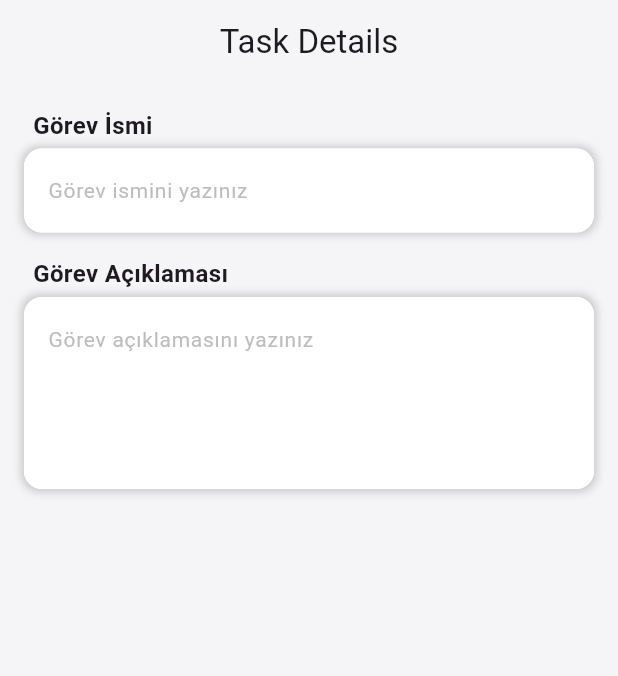
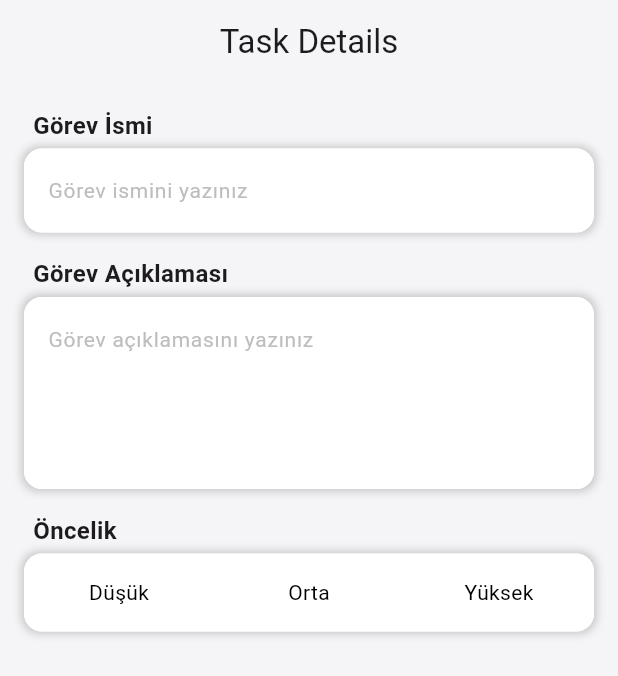
Before and after one commit to idilsg/TaskManagerApp, a Flutter app: the screen it shows after launch, on a phone screen of 412 x 824 dp. Shown: the top 676 px of the screen. Run offline on Flutter 3.47's test engine with Material 3 defaults, Android fonts, the phone set to English and light mode, and no system bars; our stand-ins replace flutter_svg.

```diff
--- a/lib/pages/edittask.dart
+++ b/lib/pages/edittask.dart
@@ -24,6 +24,8 @@ class EditTaskPage extends StatelessWidget {
             TaskName(),
             SizedBox(height: 16),
             TaskDescription(),
+            SizedBox(height: 16), // buraya takvim gelecek
+            TaskPriority(),
           ],
         ),
       ),
@@ -138,3 +140,88 @@ class TaskDescription extends StatelessWidget {
     );
   }
 }
+
+class TaskPriority extends StatefulWidget {
+  const TaskPriority({super.key});
+
+  @override
+  _TaskPriorityState createState() => _TaskPriorityState();
+}
+
+class _TaskPriorityState extends State<TaskPriority> {
+  int selectedIndex = -1; // başlangıçta hiçbir seçenek seçilmemiş olacak
+
+  @override
+  Widget build(BuildContext context) {
+    return Column(
+      crossAxisAlignment: CrossAxisAlignment.start,
+      children: <Widget>[
+        const Padding(
+          padding: EdgeInsets.only(left: 6.0),
+          child: Text(
+            'Öncelik',
+            style: TextStyle(
+              fontSize: 16,
+              fontWeight: FontWeight.bold,
+            ),
+          ),
+        ),
+        const SizedBox(height: 4),
+        Container(
+          decoration: BoxDecoration(
+            color: Colors.white,
+            boxShadow: [
+              BoxShadow(
+                color: Colors.grey.withOpacity(0.5),
+                spreadRadius: 1.5,
+                blurRadius: 4,
+              ),
+            ],
+            borderRadius: BorderRadius.circular(12),
+          ),
+          child: Row(
+            children: List.generate(3, (index) {
+              return Expanded(
+                child: GestureDetector(
+                  onTap: () {
+                    setState(() {
+                      selectedIndex = index; // seçilen indeks güncelleniyor
+                    });
+                  },
+                  child: Container(
+                    padding: const EdgeInsets.all(16),
+                    decoration: BoxDecoration(
+                      color: selectedIndex == index
+                          ? Color(0xFFE47000).withOpacity(0.6) // seçilen butonun rengi
+                          : Colors.white, // seçilmeyen butonun rengi
+                      borderRadius: index == 0
+                          ? const BorderRadius.only(
+                              topLeft: Radius.circular(12),
+                              bottomLeft: Radius.circular(12),
+                            )
+                          : index == 2
+                              ? const BorderRadius.only(
+                                  topRight: Radius.circular(12),
+                                  bottomRight: Radius.circular(12),
+                                )
+                              : null,
+                    ),
+                    child: Center(
+                      child: Text(
+                        ['Düşük', 'Orta', 'Yüksek'][index],
+                        style: const TextStyle(
+                          fontSize: 14,
+                          color: Colors.black,
+                        ),
+                      ),
+                    ),
+                  ),
+                ),
+              );
+            }),
+          ),
+        ),
+      ],
+    );
+  }
+}
```
